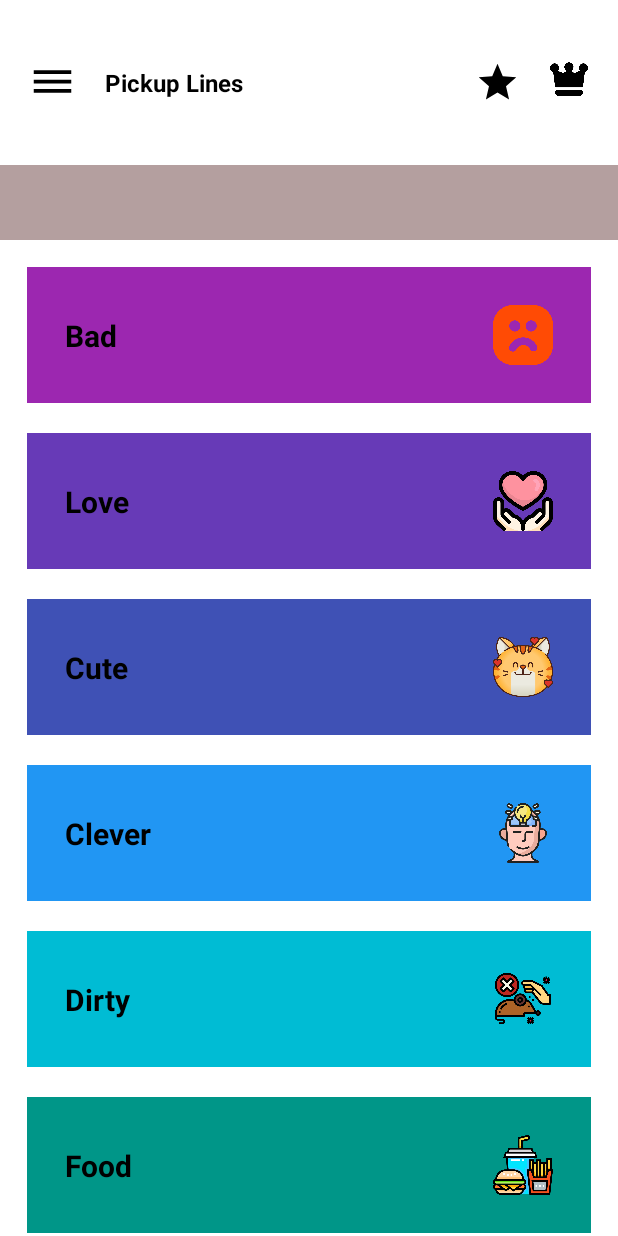
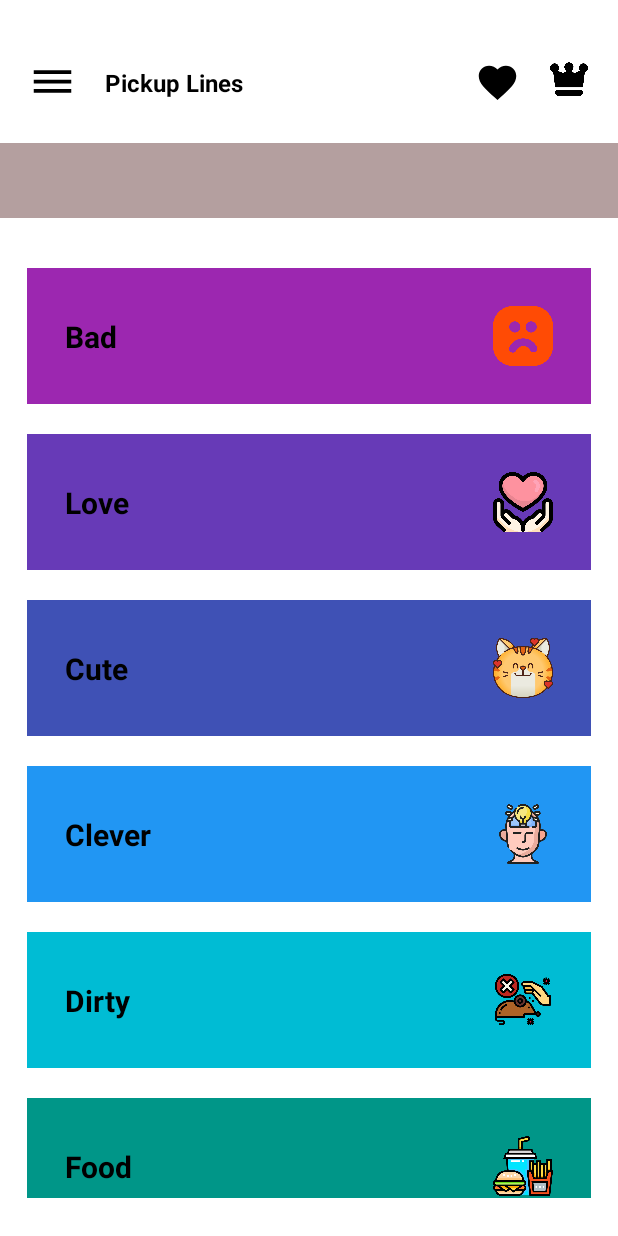
Before and after one commit to GmdDev074/Pickup-Lines, an Android app: the screen it shows after launch (MainActivity), after a tap on "Skip", on a phone screen of 412 x 824 dp. Run offline under Robolectric (Android 15) with nearby library versions, the phone set to English and light mode, and no system bars; our stand-ins replace AdMob, Shimmer; 2 statements that could not run were skipped.

Commit message:
17/12/2024

```diff
--- a/app/src/main/java/com/example/pickuplines/Activities/MainActivity.kt
+++ b/app/src/main/java/com/example/pickuplines/Activities/MainActivity.kt
@@ -4,8 +4,10 @@ import android.content.Intent
 import android.os.Bundle
 import android.util.Log
 import android.view.View
+import android.widget.FrameLayout
 import android.widget.ImageView
 import android.widget.Toast
+import androidx.activity.OnBackPressedCallback
 import androidx.activity.enableEdgeToEdge
 import androidx.appcompat.app.AppCompatActivity
 import androidx.core.view.GravityCompat
@@ -35,6 +37,8 @@ class MainActivity : AppCompatActivity() {
     private lateinit var starImageView: ImageView
     private lateinit var crownImageView: ImageView
     private lateinit var shimmerFrameLayout: ShimmerFrameLayout
+    private var backPressedTime: Long = 0
+    private val exitInterval = 2000
 
     override fun onCreate(savedInstanceState: Bundle?) {
         super.onCreate(savedInstanceState)
@@ -69,6 +73,8 @@ class MainActivity : AppCompatActivity() {
             finish()
         }
 
+        setupBackPressHandler()
+
         val typeList = listOf(
             TypeModel("Bad", R.drawable.bad, R.color.color1),
             TypeModel("Love", R.drawable.love, R.color.color2),
@@ -85,16 +91,20 @@ class MainActivity : AppCompatActivity() {
             TypeModel("Compliment", R.drawable.compliment, R.color.color13)
         )
 
-        adapter = TypeAdapter(this, typeList) { category ->
+        val progressLayout: FrameLayout = findViewById(R.id.progress_layout)
+
+        adapter = TypeAdapter(this, typeList, { category ->
             val pickupLines = getPickupLinesForCategory(category)
             if (pickupLines.isNotEmpty()) {
                 Toast.makeText(this, "Loaded ${pickupLines.size} lines for $category", Toast.LENGTH_SHORT).show()
             } else {
                 Toast.makeText(this, "No lines available for $category", Toast.LENGTH_SHORT).show()
             }
-        }
+        }, progressLayout)
 
         recyclerView.adapter = adapter
+
+
 
         Log.d("MainActivity", "onCreate: Initialized drawerLayout, navigationView, and drawerImage")
 
@@ -138,12 +148,6 @@ class MainActivity : AppCompatActivity() {
                     drawerLayout.closeDrawer(GravityCompat.START)
                     return@setNavigationItemSelectedListener true
                 }
-                R.id.nav_settings -> {
-                    Log.d("MainActivity", "Navigating to Settings option")
-                    Toast.makeText(this, "Settings", Toast.LENGTH_SHORT).show()
-                    drawerLayout.closeDrawer(GravityCompat.START)
-                    return@setNavigationItemSelectedListener true
-                }
                 R.id.nav_support -> {
                     Log.d("MainActivity", "Navigating to Customer Support")
                     Toast.makeText(this, "Customer Support", Toast.LENGTH_SHORT).show()
@@ -153,12 +157,6 @@ class MainActivity : AppCompatActivity() {
                 R.id.nav_policy -> {
                     Log.d("MainActivity", "Navigating to Privacy Policy")
                     Toast.makeText(this, "Privacy Policy", Toast.LENGTH_SHORT).show()
-                    drawerLayout.closeDrawer(GravityCompat.START)
-                    return@setNavigationItemSelectedListener true
-                }
-                R.id.nav_terms -> {
-                    Log.d("MainActivity", "Navigating to Terms and Conditions")
-                    Toast.makeText(this, "Terms and Conditions", Toast.LENGTH_SHORT).show()
                     drawerLayout.closeDrawer(GravityCompat.START)
                     return@setNavigationItemSelectedListener true
                 }
@@ -224,4 +222,21 @@ class MainActivity : AppCompatActivity() {
         shimmerFrameLayout.startShimmer()
     }
 
+    private fun setupBackPressHandler() {
+        onBackPressedDispatcher.addCallback(this, object : OnBackPressedCallback(true) {
+            override fun handleOnBackPressed() {
+                if (backPressedTime + exitInterval > System.currentTimeMillis()) {
+                    finish() // Close the app
+                } else {
+                    Toast.makeText(
+                        this@MainActivity,
+                        "Press back again to exit",
+                        Toast.LENGTH_SHORT
+                    ).show()
+                }
+                backPressedTime = System.currentTimeMillis()
+            }
+        })
+    }
+
 }
--- a/app/src/main/java/com/example/pickuplines/Activities/Onboarding.kt
+++ b/app/src/main/java/com/example/pickuplines/Activities/Onboarding.kt
@@ -59,11 +59,15 @@ class Onboarding : AppCompatActivity() {
         })
 
         btnStart.setOnClickListener {
+            val sharedPreferences = getSharedPreferences("app_prefs", MODE_PRIVATE)
+            sharedPreferences.edit().putBoolean("onboarding_shown", true).apply()
             startActivity(Intent(this, MainActivity::class.java))
             finish()
         }
 
         btnSkip.setOnClickListener {
+            val sharedPreferences = getSharedPreferences("app_prefs", MODE_PRIVATE)
+            sharedPreferences.edit().putBoolean("onboarding_shown", true).apply()
             startActivity(Intent(this, MainActivity::class.java))
             finish()
         }
--- a/app/src/main/java/com/example/pickuplines/Activities/Splash.kt
+++ b/app/src/main/java/com/example/pickuplines/Activities/Splash.kt
@@ -118,9 +118,16 @@ class Splash : AppCompatActivity() {
     }
 
     private fun proceedToNextScreen() {
+        val sharedPreferences = getSharedPreferences("app_prefs", MODE_PRIVATE)
+        val isOnboardingShown = sharedPreferences.getBoolean("onboarding_shown", false)
+
         Handler(Looper.getMainLooper()).postDelayed({
-            val intent = Intent(this, Onboarding::class.java)
-            startActivity(intent)
+            if (!isOnboardingShown) {
+                startActivity(Intent(this, Onboarding::class.java))
+                sharedPreferences.edit().putBoolean("onboarding_shown", true).apply()
+            } else {
+                startActivity(Intent(this, MainActivity::class.java))
+            }
             finish()
         }, 4000)
     }
--- a/app/src/main/java/com/example/pickuplines/Adapters/TypeAdapter.kt
+++ b/app/src/main/java/com/example/pickuplines/Adapters/TypeAdapter.kt
@@ -3,10 +3,10 @@ package com.example.pickuplines.Adapters
 import android.app.Activity
 import android.content.Context
 import android.content.Intent
-import android.util.Log
 import android.view.LayoutInflater
 import android.view.View
 import android.view.ViewGroup
+import android.widget.FrameLayout
 import android.widget.ImageView
 import android.widget.TextView
 import androidx.core.content.ContextCompat
@@ -22,7 +22,8 @@ import com.google.android.gms.ads.interstitial.InterstitialAdLoadCallback
 class TypeAdapter(
     private val context: Context,
     private val typeList: List<TypeModel>,
-    private val itemClickListener: (String) -> Unit
+    private val itemClickListener: (String) -> Unit,
+    private val progressContainer: FrameLayout
 ) : RecyclerView.Adapter<TypeAdapter.TypeViewHolder>() {
 
     private var interstitialAd: InterstitialAd? = null
@@ -64,6 +65,8 @@ class TypeAdapter(
         if (isAdLoading) return
 
         isAdLoading = true
+        showProgressLayout()
+
         val adRequest = AdRequest.Builder().build()
 
         InterstitialAd.load(
@@ -73,23 +76,19 @@ class TypeAdapter(
             object : InterstitialAdLoadCallback() {
                 override fun onAdLoaded(ad: InterstitialAd) {
                     interstitialAd = ad
-                    Log.d("AdStatus", "Interstitial Ad loaded successfully.")
                     isAdLoading = false
+                    hideProgressLayout()
 
                     interstitialAd?.let { loadedAd ->
                         loadedAd.fullScreenContentCallback = object : FullScreenContentCallback() {
                             override fun onAdDismissedFullScreenContent() {
-                                super.onAdDismissedFullScreenContent()
                                 clickCounts = 0
                                 openPickupLineActivity(categoryName)
-                                Log.d("AdStatus", "Interstitial Ad dismissed.")
                             }
 
                             override fun onAdFailedToShowFullScreenContent(adError: com.google.android.gms.ads.AdError) {
-                                super.onAdFailedToShowFullScreenContent(adError)
                                 clickCounts = 0
                                 openPickupLineActivity(categoryName)
-                                Log.e("AdStatus", "Interstitial Ad failed to show: ${adError.message}")
                             }
                         }
                         loadedAd.show(context as Activity)
@@ -99,9 +98,9 @@ class TypeAdapter(
                 override fun onAdFailedToLoad(adError: com.google.android.gms.ads.LoadAdError) {
                     interstitialAd = null
                     isAdLoading = false
+                    hideProgressLayout()
                     clickCounts = 0
                     openPickupLineActivity(categoryName)
-                    Log.e("AdStatus", "Interstitial Ad failed to load: ${adError.message}")
                 }
             }
         )
@@ -113,6 +112,14 @@ class TypeAdapter(
         context.startActivity(intent)
     }
 
+    private fun showProgressLayout() {
+        progressContainer.visibility = View.VISIBLE
+    }
+
+    private fun hideProgressLayout() {
+        progressContainer.visibility = View.GONE
+    }
+
     class TypeViewHolder(itemView: View) : RecyclerView.ViewHolder(itemView) {
         val txtType: TextView = itemView.findViewById(R.id.txtType)
         val imgType: ImageView = itemView.findViewById(R.id.imgType)
--- a/app/src/main/res/layout/activity_main.xml
+++ b/app/src/main/res/layout/activity_main.xml
@@ -18,7 +18,10 @@
             android:layout_width="match_parent"
             android:layout_height="wrap_content"
             android:paddingHorizontal="20dp"
-            android:paddingVertical="40dp"
+            android:paddingTop="40dp"
+            android:paddingBottom="10dp"
+            app:layout_constraintEnd_toEndOf="parent"
+            app:layout_constraintStart_toStartOf="parent"
             app:layout_constraintTop_toTopOf="parent">
 
             <ImageView
@@ -56,7 +59,7 @@
                 android:layout_width="30dp"
                 android:layout_height="30dp"
                 android:layout_marginEnd="20dp"
-                android:src="@drawable/star"
+                android:src="@drawable/ic_like"
                 app:layout_constraintEnd_toStartOf="@+id/crown"
                 app:layout_constraintTop_toTopOf="parent" />
         </androidx.constraintlayout.widget.ConstraintLayout>
@@ -66,6 +69,7 @@
             android:id="@+id/constraintLayout4"
             android:layout_width="match_parent"
             android:layout_height="wrap_content"
+            android:paddingVertical="15dp"
             app:layout_constraintEnd_toEndOf="parent"
             app:layout_constraintStart_toStartOf="parent"
             app:layout_constraintTop_toBottomOf="@+id/constraintLayout">
@@ -108,12 +112,18 @@
             android:layout_width="match_parent"
             android:layout_height="0dp"
             android:clipToPadding="false"
+            android:layout_marginBottom="25dp"
             android:padding="8dp"
             tools:listitem="@layout/item_layout"
             app:layout_constraintBottom_toBottomOf="parent"
             app:layout_constraintEnd_toEndOf="parent"
             app:layout_constraintStart_toStartOf="parent"
             app:layout_constraintTop_toBottomOf="@+id/constraintLayout4" />
+
+        <include
+            android:id="@+id/progress_layout"
+            layout="@layout/layout_progress"
+            android:visibility="gone" />
 
     </androidx.constraintlayout.widget.ConstraintLayout>
 
--- a/app/src/main/res/layout/activity_pickup_line.xml
+++ b/app/src/main/res/layout/activity_pickup_line.xml
@@ -14,7 +14,9 @@
         android:layout_width="match_parent"
         android:layout_height="wrap_content"
         android:paddingHorizontal="20dp"
-        android:paddingVertical="20dp"
+        android:paddingTop="20dp"
+        ads:layout_constraintEnd_toEndOf="parent"
+        ads:layout_constraintStart_toStartOf="parent"
         app:layout_constraintTop_toTopOf="parent">
 
         <ImageView
@@ -48,6 +50,7 @@
         android:id="@+id/constraintLayout4"
         android:layout_width="match_parent"
         android:layout_height="wrap_content"
+        android:paddingVertical="15dp"
         app:layout_constraintEnd_toEndOf="parent"
         app:layout_constraintStart_toStartOf="parent"
         app:layout_constraintTop_toBottomOf="@+id/constraintLayout2">
@@ -89,6 +92,7 @@
         android:id="@+id/pickupLinesRecyclerView"
         android:layout_width="0dp"
         android:layout_height="0dp"
+        android:layout_marginBottom="5dp"
         ads:layout_constraintTop_toBottomOf="@+id/constraintLayout4"
         app:layout_constraintBottom_toBottomOf="parent"
         app:layout_constraintEnd_toEndOf="parent"
--- a/app/src/main/res/menu/drawer_menu.xml
+++ b/app/src/main/res/menu/drawer_menu.xml
@@ -4,7 +4,7 @@
     <item
         android:id="@+id/nav_like"
         android:icon="@drawable/ic_like"
-        android:title="Like" />
+        android:title="Favorite" />
 
     <item
         android:id="@+id/nav_share"
@@ -19,12 +19,7 @@
     <item
         android:id="@+id/nav_review"
         android:icon="@drawable/star"
-        android:title="Review" />
-
-    <item
-        android:id="@+id/nav_settings"
-        android:icon="@drawable/ic_settings"
-        android:title="Settings" />
+        android:title="Rate us" />
 
     <item
         android:id="@+id/nav_support"
@@ -36,9 +31,4 @@
         android:icon="@drawable/ic_privacy"
         android:title="Privacy Policy" />
 
-    <item
-        android:id="@+id/nav_terms"
-        android:icon="@drawable/ic_terms"
-        android:title="Terms and Conditions" />
-
 </menu>
```
Also changed, not shown: app/src/main/res/layout/activity_like.xml (+8 -3 lines).
